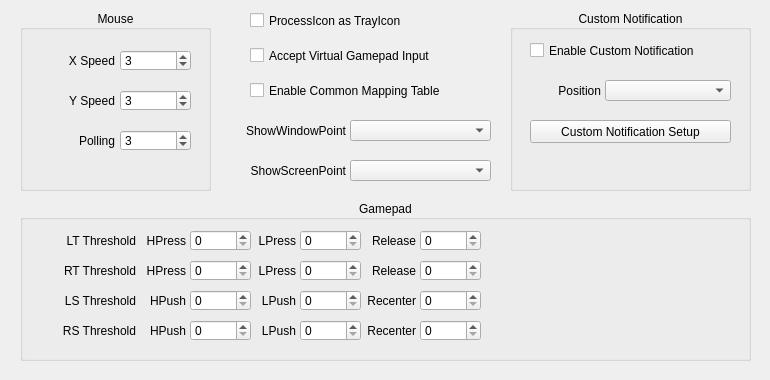
Zalafina/QKeyMapper, file QKeyMapper/qmappingadvanceddialog.ui: the form before one commit.
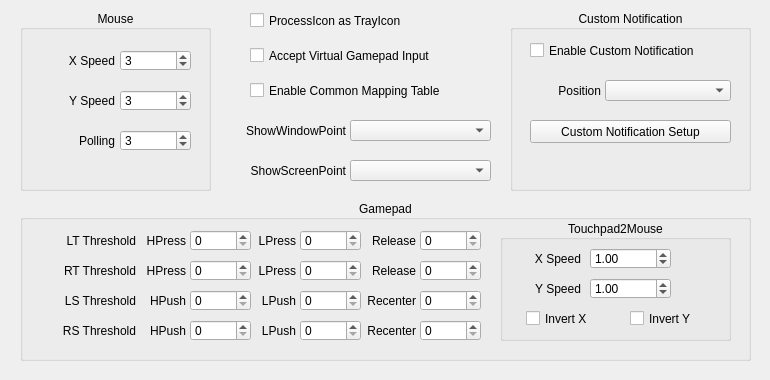
The form after the commit.

Commit message: Add Joy-Touchpad2Mouse mapping.

```diff
--- a/QKeyMapper/qmappingadvanceddialog.ui
+++ b/QKeyMapper/qmappingadvanceddialog.ui
@@ -169,6 +169,124 @@
     <set>Qt::AlignmentFlag::AlignCenter</set>
    </property>
   </widget>
+  <widget class="QGroupBox" name="gamepadTouchpadGroupBox">
+   <property name="geometry">
+    <rect>
+     <x>500</x>
+     <y>220</y>
+     <width>231</width>
+     <height>121</height>
+    </rect>
+   </property>
+   <property name="title">
+    <string>Touchpad2Mouse</string>
+   </property>
+   <property name="alignment">
+    <set>Qt::AlignmentFlag::AlignCenter</set>
+   </property>
+   <widget class="QLabel" name="gamepadTouchpadXSpeedLabel">
+    <property name="geometry">
+     <rect>
+      <x>10</x>
+      <y>28</y>
+      <width>71</width>
+      <height>21</height>
+     </rect>
+    </property>
+    <property name="text">
+     <string>X Speed</string>
+    </property>
+    <property name="alignment">
+     <set>Qt::AlignmentFlag::AlignRight|Qt::AlignmentFlag::AlignTrailing|Qt::AlignmentFlag::AlignVCenter</set>
+    </property>
+   </widget>
+   <widget class="QLabel" name="gamepadTouchpadYSpeedLabel">
+    <property name="geometry">
+     <rect>
+      <x>10</x>
+      <y>58</y>
+      <width>71</width>
+      <height>21</height>
+     </rect>
+    </property>
+    <property name="text">
+     <string>Y Speed</string>
+    </property>
+    <property name="alignment">
+     <set>Qt::AlignmentFlag::AlignRight|Qt::AlignmentFlag::AlignTrailing|Qt::AlignmentFlag::AlignVCenter</set>
+    </property>
+   </widget>
+   <widget class="QCheckBox" name="gamepadTouchpadInvertXCheckBox">
+    <property name="geometry">
+     <rect>
+      <x>26</x>
+      <y>88</y>
+      <width>91</width>
+      <height>21</height>
+     </rect>
+    </property>
+    <property name="focusPolicy">
+     <enum>Qt::FocusPolicy::NoFocus</enum>
+    </property>
+    <property name="text">
+     <string>Invert X</string>
+    </property>
+   </widget>
+   <widget class="QCheckBox" name="gamepadTouchpadInvertYCheckBox">
+    <property name="geometry">
+     <rect>
+      <x>130</x>
+      <y>88</y>
+      <width>91</width>
+      <height>21</height>
+     </rect>
+    </property>
+    <property name="focusPolicy">
+     <enum>Qt::FocusPolicy::NoFocus</enum>
+    </property>
+    <property name="text">
+     <string>Invert Y</string>
+    </property>
+   </widget>
+   <widget class="QDoubleSpinBox" name="gamepadTouchpadYSpeedSpinBox">
+    <property name="geometry">
+     <rect>
+      <x>90</x>
+      <y>58</y>
+      <width>81</width>
+      <height>21</height>
+     </rect>
+    </property>
+    <property name="focusPolicy">
+     <enum>Qt::FocusPolicy::ClickFocus</enum>
+    </property>
+    <property name="decimals">
+     <number>2</number>
+    </property>
+    <property name="value">
+     <double>1.000000000000000</double>
+    </property>
+   </widget>
+   <widget class="QDoubleSpinBox" name="gamepadTouchpadXSpeedSpinBox">
+    <property name="geometry">
+     <rect>
+      <x>90</x>
+      <y>28</y>
+      <width>81</width>
+      <height>21</height>
+     </rect>
+    </property>
+    <property name="focusPolicy">
+     <enum>Qt::FocusPolicy::ClickFocus</enum>
+    </property>
+    <property name="decimals">
+     <number>2</number>
+    </property>
+    <property name="value">
+     <double>1.000000000000000</double>
+    </property>
+   </widget>
+  </widget>
   <widget class="QGroupBox" name="customNotificationGroupBox">
    <property name="geometry">
     <rect>
@@ -756,6 +874,7 @@
   </widget>
   <zorder>enableCommonMappingTableCheckBox</zorder>
   <zorder>gamepadGroupBox</zorder>
+  <zorder>gamepadTouchpadGroupBox</zorder>
   <zorder>mouseGroupBox</zorder>
   <zorder>customNotificationGroupBox</zorder>
   <zorder>ProcessIconAsTrayIconCheckBox</zorder>
```
The commit also changes 18 other files.
